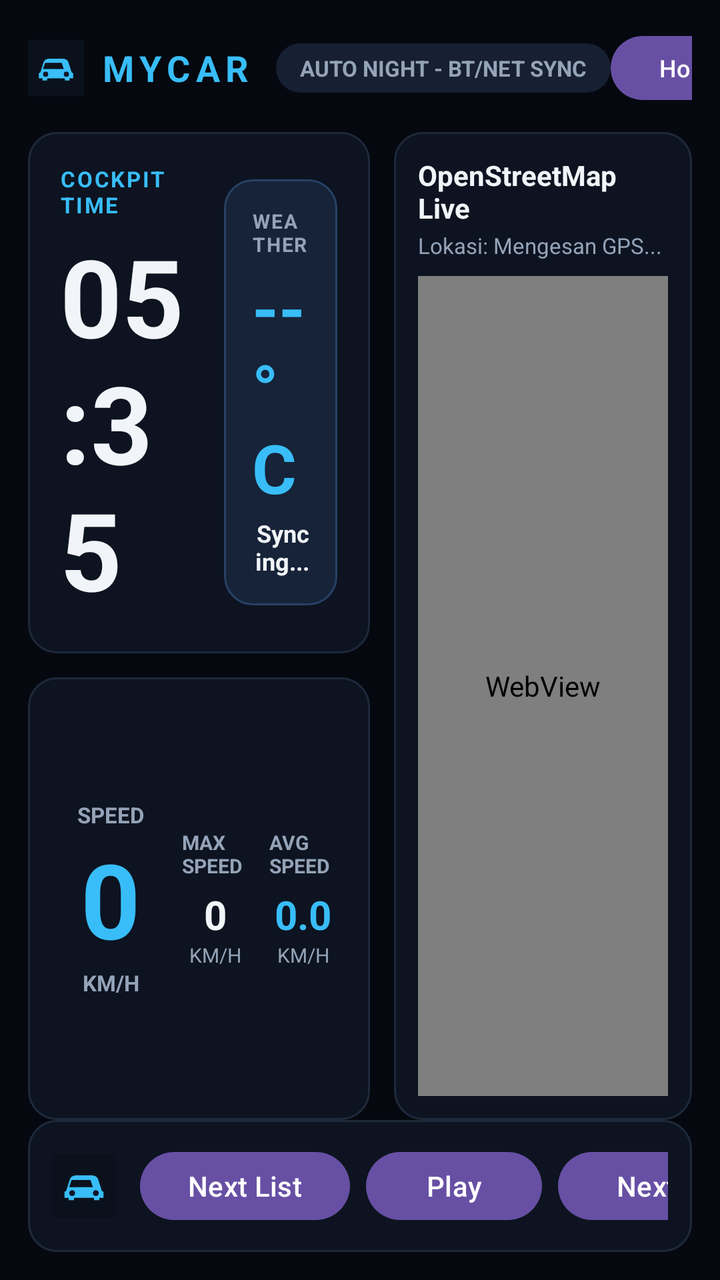
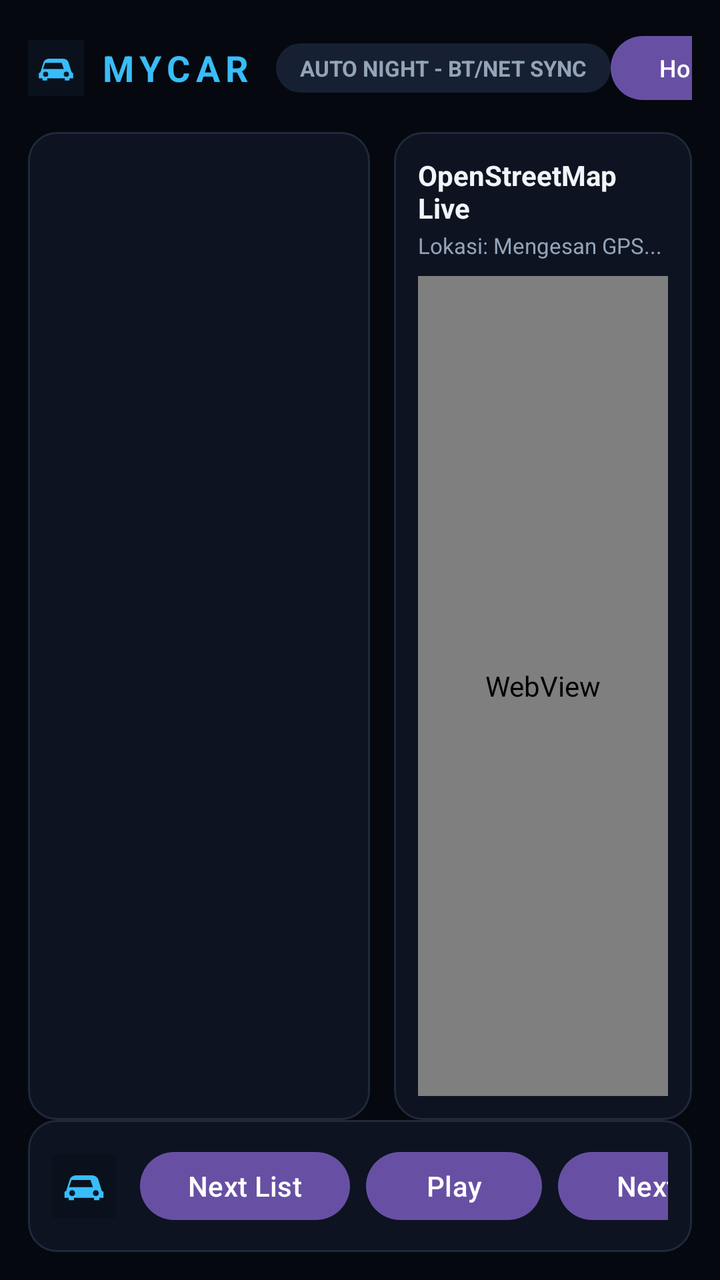

Screens rendered from an Android XML layout before and after an edit, with the pre-edit source and the edit as a unified diff.
<!-- AndroidManifest.xml: application theme Theme.MYCAR -->
<!-- res/layout/activity_main.xml -->
<?xml version="1.0" encoding="utf-8"?>
<androidx.constraintlayout.widget.ConstraintLayout xmlns:android="http://schemas.android.com/apk/res/android"
    xmlns:app="http://schemas.android.com/apk/res-auto"
    android:id="@+id/rootLayout"
    android:layout_width="match_parent"
    android:layout_height="match_parent"
    android:background="@color/night_bg"
    android:padding="14dp">

    <LinearLayout
        android:id="@+id/topBar"
        android:layout_width="0dp"
        android:layout_height="wrap_content"
        android:gravity="center_vertical"
        android:orientation="horizontal"
        app:layout_constraintEnd_toEndOf="parent"
        app:layout_constraintStart_toStartOf="parent"
        app:layout_constraintTop_toTopOf="parent">

        <ImageView
            android:id="@+id/ivBrandLogo"
            android:layout_width="28dp"
            android:layout_height="28dp"
            android:contentDescription="MYCAR Logo"
            android:src="@drawable/ic_car_logo" />

        <TextView
            android:id="@+id/tvBrand"
            android:layout_width="wrap_content"
            android:layout_height="wrap_content"
            android:layout_marginStart="8dp"
            android:letterSpacing="0.16"
            android:text="MYCAR"
            android:textColor="@color/night_accent"
            android:textSize="18sp"
            android:textStyle="bold" />

        <TextView
            android:id="@+id/tvStatusPill"
            android:layout_width="wrap_content"
            android:layout_height="wrap_content"
            android:layout_marginStart="12dp"
            android:background="@drawable/bg_pill_badge"
            android:paddingHorizontal="12dp"
            android:paddingVertical="5dp"
            android:text="AUTO NIGHT - BT/NET SYNC"
            android:textColor="@color/night_subtext"
            android:textSize="11sp"
            android:textStyle="bold" />

        <View
            android:layout_width="0dp"
            android:layout_height="1dp"
            android:layout_weight="1" />

        <Button
            android:id="@+id/btnRestoreHome"
            android:layout_width="wrap_content"
            android:layout_height="40dp"
            android:text="Home Settings"
            android:textAllCaps="false"
            android:textSize="12sp" />

        <Button
            android:id="@+id/btnApps"
            android:layout_width="wrap_content"
            android:layout_height="40dp"
            android:layout_marginStart="8dp"
            android:text="Apps"
            android:textAllCaps="false"
            android:textSize="12sp" />
    </LinearLayout>

    <LinearLayout
        android:id="@+id/leftCluster"
        android:layout_width="0dp"
        android:layout_height="0dp"
        android:layout_marginTop="12dp"
        android:layout_marginEnd="12dp"
        android:orientation="vertical"
        app:layout_constraintBottom_toTopOf="@id/musicCard"
        app:layout_constraintEnd_toStartOf="@id/mapCard"
        app:layout_constraintHorizontal_weight="1.15"
        app:layout_constraintStart_toStartOf="parent"
        app:layout_constraintTop_toBottomOf="@id/topBar">

        <LinearLayout
            android:id="@+id/clockWeatherCard"
            android:layout_width="match_parent"
            android:layout_height="0dp"
            android:layout_weight="1.18"
            android:background="@drawable/bg_cockpit_card"
            android:gravity="center_vertical"
            android:orientation="horizontal"
            android:padding="16dp">

            <LinearLayout
                android:layout_width="0dp"
                android:layout_height="wrap_content"
                android:layout_weight="1.2"
                android:orientation="vertical">

                <TextView
                    android:id="@+id/tvCardClockTitle"
                    android:layout_width="wrap_content"
                    android:layout_height="wrap_content"
                    android:letterSpacing="0.08"
                    android:text="COCKPIT TIME"
                    android:textColor="@color/night_accent"
                    android:textSize="11sp"
                    android:textStyle="bold" />

                <TextView
                    android:id="@+id/tvBigClock"
                    android:layout_width="wrap_content"
                    android:layout_height="wrap_content"
                    android:layout_marginTop="2dp"
                    android:text="05:35"
                    android:textColor="@color/night_text"
                    android:textSize="54sp"
                    android:textStyle="bold" />

                <TextView
                    android:id="@+id/tvDateLabel"
                    android:layout_width="wrap_content"
                    android:layout_height="wrap_content"
                    android:text="Wed, 25 Nov - Kuantan"
                    android:textColor="@color/night_subtext"
                    android:textSize="12sp" />
            </LinearLayout>

            <LinearLayout
                android:id="@+id/weatherBadgeBox"
                android:layout_width="0dp"
                android:layout_height="wrap_content"
                android:layout_marginStart="10dp"
                android:layout_weight="0.95"
                android:background="@drawable/bg_weather_badge"
                android:gravity="end|center_vertical"
                android:orientation="vertical"
                android:padding="14dp">

                <TextView
                    android:id="@+id/tvWeatherIcon"
                    android:layout_width="wrap_content"
                    android:layout_height="wrap_content"
                    android:letterSpacing="0.06"
                    android:text="WEATHER"
                    android:textColor="@color/night_subtext"
                    android:textSize="10sp"
                    android:textStyle="bold" />

                <TextView
                    android:id="@+id/tvWeatherTemp"
                    android:layout_width="wrap_content"
                    android:layout_height="wrap_content"
                    android:layout_marginTop="2dp"
                    android:text="--°C"
                    android:textColor="@color/night_accent"
                    android:textSize="34sp"
                    android:textStyle="bold" />

                <TextView
                    android:id="@+id/tvWeatherDesc"
                    android:layout_width="wrap_content"
                    android:layout_height="wrap_content"
                    android:layout_marginTop="2dp"
                    android:gravity="end"
                    android:text="Syncing..."
                    android:textColor="@color/night_text"
                    android:textSize="12sp"
                    android:textStyle="bold" />
            </LinearLayout>
        </LinearLayout>

        <LinearLayout
            android:id="@+id/telemetryCard"
            android:layout_width="match_parent"
            android:layout_height="0dp"
            android:layout_marginTop="12dp"
            android:layout_weight="1"
            android:background="@drawable/bg_cockpit_card"
            android:gravity="center_vertical"
            android:orientation="horizontal"
            android:padding="16dp">

            <LinearLayout
                android:layout_width="0dp"
                android:layout_height="wrap_content"
                android:layout_weight="1.35"
                android:gravity="center"
                android:orientation="vertical">

                <TextView
                    android:id="@+id/tvSpeedLabel"
                    android:layout_width="wrap_content"
                    android:layout_height="wrap_content"
                    android:text="SPEED"
                    android:textColor="@color/night_subtext"
                    android:textSize="11sp"
                    android:textStyle="bold" />

                <TextView
                    android:id="@+id/tvSpeed"
                    android:layout_width="wrap_content"
                    android:layout_height="wrap_content"
                    android:text="0"
                    android:textColor="@color/night_accent"
                    android:textSize="52sp"
                    android:textStyle="bold" />

                <TextView
                    android:id="@+id/tvSpeedUnit"
                    android:layout_width="wrap_content"
                    android:layout_height="wrap_content"
                    android:text="KM/H"
                    android:textColor="@color/night_subtext"
                    android:textSize="11sp"
                    android:textStyle="bold" />
            </LinearLayout>

            <LinearLayout
                android:layout_width="0dp"
                android:layout_height="wrap_content"
                android:layout_marginStart="10dp"
                android:layout_weight="0.9"
                android:gravity="center"
                android:orientation="vertical">

                <TextView
                    android:id="@+id/tvMaxLabel"
                    android:layout_width="wrap_content"
                    android:layout_height="wrap_content"
                    android:text="MAX SPEED"
                    android:textColor="@color/night_subtext"
                    android:textSize="10sp"
                    android:textStyle="bold" />

                <TextView
                    android:id="@+id/tvMaxSub"
                    android:layout_width="wrap_content"
                    android:layout_height="wrap_content"
                    android:layout_marginTop="4dp"
                    android:text="0"
                    android:textColor="@color/night_text"
                    android:textSize="20sp"
                    android:textStyle="bold" />

                <TextView
                    android:id="@+id/tvMaxUnit"
                    android:layout_width="wrap_content"
                    android:layout_height="wrap_content"
                    android:text="KM/H"
                    android:textColor="@color/night_subtext"
                    android:textSize="10sp" />
            </LinearLayout>

            <LinearLayout
                android:layout_width="0dp"
                android:layout_height="wrap_content"
                android:layout_marginStart="10dp"
                android:layout_weight="0.9"
                android:gravity="center"
                android:orientation="vertical">

                <TextView
                    android:id="@+id/tvAvgLabel"
                    android:layout_width="wrap_content"
                    android:layout_height="wrap_content"
                    android:text="AVG SPEED"
                    android:textColor="@color/night_subtext"
                    android:textSize="10sp"
                    android:textStyle="bold" />

                <TextView
                    android:id="@+id/tvAvgSub"
                    android:layout_width="wrap_content"
                    android:layout_height="wrap_content"
                    android:layout_marginTop="4dp"
                    android:text="0.0"
                    android:textColor="@color/night_accent"
                    android:textSize="20sp"
                    android:textStyle="bold" />

                <TextView
                    android:id="@+id/tvAvgUnit"
                    android:layout_width="wrap_content"
                    android:layout_height="wrap_content"
                    android:text="KM/H"
                    android:textColor="@color/night_subtext"
                    android:textSize="10sp" />
            </LinearLayout>
        </LinearLayout>
    </LinearLayout>

    <LinearLayout
        android:id="@+id/mapCard"
        android:layout_width="0dp"
        android:layout_height="0dp"
        android:layout_marginTop="12dp"
        android:background="@drawable/bg_cockpit_card"
        android:orientation="vertical"
        android:padding="12dp"
        app:layout_constraintBottom_toTopOf="@id/musicCard"
        app:layout_constraintEnd_toEndOf="parent"
        app:layout_constraintHorizontal_weight="1"
        app:layout_constraintStart_toEndOf="@id/leftCluster"
        app:layout_constraintTop_toBottomOf="@id/topBar">

        <TextView
            android:id="@+id/tvMapTitle"
            android:layout_width="match_parent"
            android:layout_height="wrap_content"
            android:text="OpenStreetMap Live"
            android:textColor="@color/night_text"
            android:textSize="14sp"
            android:textStyle="bold" />

        <TextView
            android:id="@+id/tvLocationHeader"
            android:layout_width="match_parent"
            android:layout_height="wrap_content"
            android:layout_marginTop="2dp"
            android:ellipsize="end"
            android:maxLines="1"
            android:text="Lokasi: Mengesan GPS..."
            android:textColor="@color/night_subtext"
            android:textSize="11sp" />

        <WebView
            android:id="@+id/osmWebView"
            android:layout_width="match_parent"
            android:layout_height="0dp"
            android:layout_marginTop="8dp"
            android:layout_weight="1" />
    </LinearLayout>

    <LinearLayout
        android:id="@+id/musicCard"
        android:layout_width="0dp"
        android:layout_height="wrap_content"
        android:layout_marginTop="12dp"
        android:background="@drawable/bg_cockpit_card"
        android:gravity="center_vertical"
        android:orientation="horizontal"
        android:padding="12dp"
        app:layout_constraintBottom_toBottomOf="parent"
        app:layout_constraintEnd_toEndOf="parent"
        app:layout_constraintStart_toStartOf="parent">

        <ImageView
            android:id="@+id/ivMusicCarIcon"
            android:layout_width="32dp"
            android:layout_height="32dp"
            android:layout_marginEnd="12dp"
            android:contentDescription="Media Source"
            android:src="@drawable/ic_car_logo" />

        <LinearLayout
            android:layout_width="0dp"
            android:layout_height="wrap_content"
            android:layout_weight="1"
            android:orientation="vertical">

            <TextView
                android:id="@+id/tvTrack"
                android:layout_width="wrap_content"
                android:layout_height="wrap_content"
                android:ellipsize="end"
                android:maxLines="1"
                android:text="[PAUSE] YTM LIST #1 - Highway Breeze - Chill Acoustic"
                android:textColor="@color/night_text"
                android:textSize="14sp"
                android:textStyle="bold" />

            <TextView
                android:id="@+id/tvPlayNextList"
                android:layout_width="wrap_content"
                android:layout_height="wrap_content"
                android:layout_marginTop="2dp"
                android:ellipsize="end"
                android:maxLines="1"
                android:text="Next: 1. Synthwave Cruise  |  2. Lo-Fi Beats"
                android:textColor="@color/night_subtext"
                android:textSize="12sp" />
        </LinearLayout>

        <Button
            android:id="@+id/btnNextList"
            android:layout_width="wrap_content"
            android:layout_height="42dp"
            android:text="Next List"
            android:textAllCaps="false" />

        <Button
            android:id="@+id/btnPlayPause"
            android:layout_width="wrap_content"
            android:layout_height="42dp"
            android:layout_marginStart="8dp"
            android:text="Play"
            android:textAllCaps="false" />

        <Button
            android:id="@+id/btnNextTrack"
            android:layout_width="wrap_content"
            android:layout_height="42dp"
            android:layout_marginStart="8dp"
            android:text="Next"
            android:textAllCaps="false" />

        <Button
            android:id="@+id/btnSwitchSource"
            android:layout_width="wrap_content"
            android:layout_height="42dp"
            android:layout_marginStart="8dp"
            android:text="Radio"
            android:textAllCaps="false" />

        <Button
            android:id="@+id/btnRadioApp"
            android:layout_width="wrap_content"
            android:layout_height="42dp"
            android:layout_marginStart="8dp"
            android:text="Radio App"
            android:textAllCaps="false" />
    </LinearLayout>

</androidx.constraintlayout.widget.ConstraintLayout>
<!-- resources referenced by this layout -->
<resources>
  <color name="night_accent">#38BDF8</color>
  <color name="night_bg">#05080F</color>
  <color name="night_subtext">#94A3B8</color>
  <color name="night_text">#F1F5F9</color>
  <!-- drawable bg_cockpit_card (drawable) -->
  <?xml version="1.0" encoding="utf-8"?>
  <shape xmlns:android="http://schemas.android.com/apk/res/android"
      android:shape="rectangle">
      <solid android:color="@color/night_card" />
      <corners android:radius="14dp" />
      <stroke
          android:width="1dp"
          android:color="@color/night_border" />
  </shape>
  <!-- drawable bg_pill_badge (drawable) -->
  <?xml version="1.0" encoding="utf-8"?>
  <shape xmlns:android="http://schemas.android.com/apk/res/android"
      android:shape="rectangle">
      <solid android:color="@color/night_pill" />
      <corners android:radius="999dp" />
  </shape>
  <!-- drawable bg_weather_badge (drawable) -->
  <?xml version="1.0" encoding="utf-8"?>
  <shape xmlns:android="http://schemas.android.com/apk/res/android"
      android:shape="rectangle">
      <solid android:color="#162338" />
      <corners android:radius="14dp" />
      <stroke
          android:width="1dp"
          android:color="#284166" />
  </shape>
  <!-- drawable ic_car_logo (drawable) -->
  <?xml version="1.0" encoding="utf-8"?>
  <vector xmlns:android="http://schemas.android.com/apk/res/android"
      android:width="108dp"
      android:height="108dp"
      android:viewportWidth="108"
      android:viewportHeight="108">
      <path
          android:fillColor="#0B111C"
          android:pathData="M0,0h108v108h-108z" />
      <path
          android:fillColor="#38BDF8"
          android:pathData="M24,62 L30,43 C32,38 36,36 42,36 L66,36 C72,36 76,38 78,43 L84,62 L87,64 L87,74 L80,74 L80,78 L71,78 L71,74 L37,74 L37,78 L28,78 L28,74 L21,74 L21,64 Z" />
      <path
          android:fillColor="#0B111C"
          android:pathData="M33,44 L65,44 L69,56 L29,56 Z" />
      <path
          android:fillColor="#0F172A"
          android:pathData="M29,66a5,5 0,1,0 10,0a5,5 0,1,0 -10,0z" />
      <path
          android:fillColor="#0F172A"
          android:pathData="M69,66a5,5 0,1,0 10,0a5,5 0,1,0 -10,0z" />
  </vector>
  <style name="Theme.MYCAR" parent="Theme.Material3.DayNight.NoActionBar">
          <item name="android:windowFullscreen">true</item>
      </style>
  <color name="night_card">#0D1320</color>
  <color name="night_border">#1E293B</color>
  <color name="night_pill">#162032</color>
</resources>

<!-- the commit's change to res/layout/activity_main.xml (unified diff, before → after) -->
@@ -171,9 +171,7 @@
                     android:textSize="12sp"
                     android:textStyle="bold" />
             </LinearLayout>
-        </LinearLayout>
-
-        <LinearLayout
+      <LinearLayout
             android:id="@+id/telemetryCard"
             android:layout_width="match_parent"
             android:layout_height="0dp"
@@ -182,12 +180,12 @@
             android:background="@drawable/bg_cockpit_card"
             android:gravity="center_vertical"
             android:orientation="horizontal"
-            android:padding="16dp">
-
-            <LinearLayout
-                android:layout_width="0dp"
-                android:layout_height="wrap_content"
-                android:layout_weight="1.35"
+            android:padding="14dp">
+
+            <LinearLayout
+                android:layout_width="0dp"
+                android:layout_height="wrap_content"
+                android:layout_weight="1.55"
                 android:gravity="center"
                 android:orientation="vertical">
 
@@ -204,7 +202,9 @@
                     android:id="@+id/tvSpeed"
                     android:layout_width="wrap_content"
                     android:layout_height="wrap_content"
-                    android:text="0"
+                    android:ellipsize="none"
+                    android:maxLines="1"
+                    android:text="120"
                     android:textColor="@color/night_accent"
                     android:textSize="52sp"
                     android:textStyle="bold" />
@@ -219,6 +219,82 @@
                     android:textStyle="bold" />
             </LinearLayout>
 
+            <LinearLayout
+                android:layout_width="0dp"
+                android:layout_height="wrap_content"
+                android:layout_marginStart="6dp"
+                android:layout_weight="0.82"
+                android:gravity="center"
+                android:orientation="vertical">
+
+                <TextView
+                    android:id="@+id/tvMaxLabel"
+                    android:layout_width="wrap_content"
+                    android:layout_height="wrap_content"
+                    android:maxLines="1"
+                    android:text="MAX SPEED"
+                    android:textColor="@color/night_subtext"
+                    android:textSize="10sp"
+                    android:textStyle="bold" />
+
+                <TextView
+                    android:id="@+id/tvMaxSub"
+                    android:layout_width="wrap_content"
+                    android:layout_height="wrap_content"
+                    android:layout_marginTop="3dp"
+                    android:maxLines="1"
+                    android:text="0"
+                    android:textColor="@color/night_text"
+                    android:textSize="18sp"
+                    android:textStyle="bold" />
+
+                <TextView
+                    android:id="@+id/tvMaxUnit"
+                    android:layout_width="wrap_content"
+                    android:layout_height="wrap_content"
+                    android:text="KM/H"
+                    android:textColor="@color/night_subtext"
+                    android:textSize="10sp" />
+            </LinearLayout>
+
+            <LinearLayout
+                android:layout_width="0dp"
+                android:layout_height="wrap_content"
+                android:layout_marginStart="6dp"
+                android:layout_weight="0.82"
+                android:gravity="center"
+                android:orientation="vertical">
+
+                <TextView
+                    android:id="@+id/tvAvgLabel"
+                    android:layout_width="wrap_content"
+                    android:layout_height="wrap_content"
+                    android:maxLines="1"
+                    android:text="AVG SPEED"
+                    android:textColor="@color/night_subtext"
+                    android:textSize="10sp"
+                    android:textStyle="bold" />
+
+                <TextView
+                    android:id="@+id/tvAvgSub"
+                    android:layout_width="wrap_content"
+                    android:layout_height="wrap_content"
+                    android:layout_marginTop="3dp"
+                    android:maxLines="1"
+                    android:text="0.0"
+                    android:textColor="@color/night_accent"
+                    android:textSize="18sp"
+                    android:textStyle="bold" />
+
+                <TextView
+                    android:id="@+id/tvAvgUnit"
+                    android:layout_width="wrap_content"
+                    android:layout_height="wrap_content"
+                    android:text="KM/H"
+                    android:textColor="@color/night_subtext"
+                    android:textSize="10sp" />
+            </LinearLayout>
+        </LinearLayout>
             <LinearLayout
                 android:layout_width="0dp"
                 android:layout_height="wrap_content"
